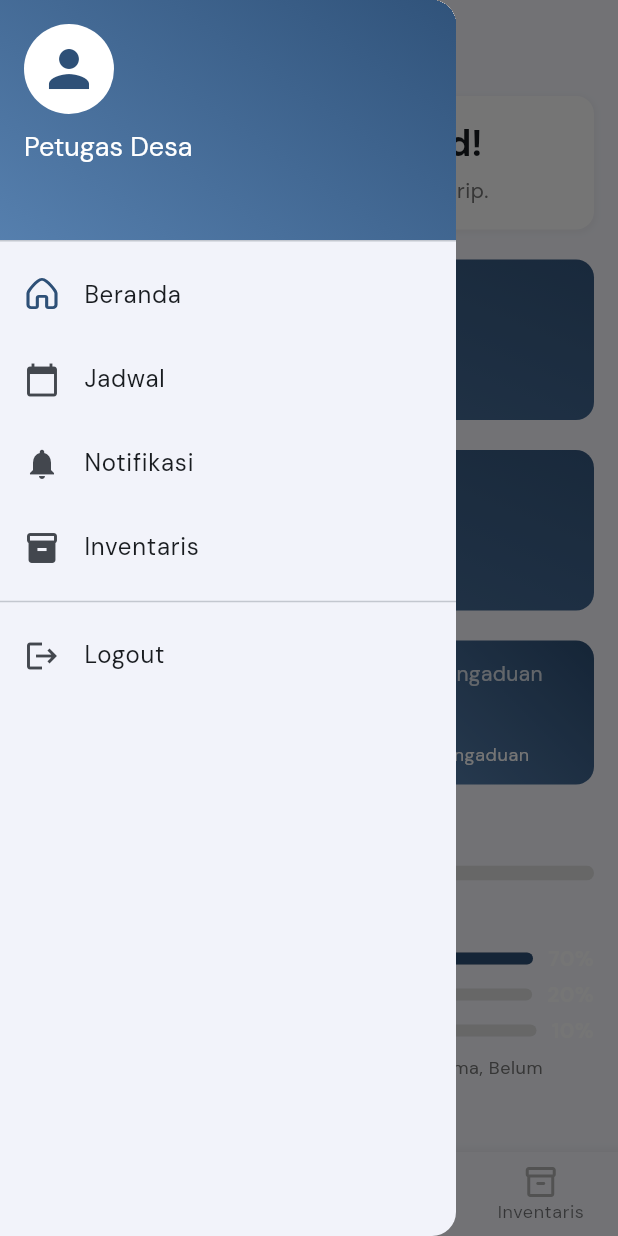
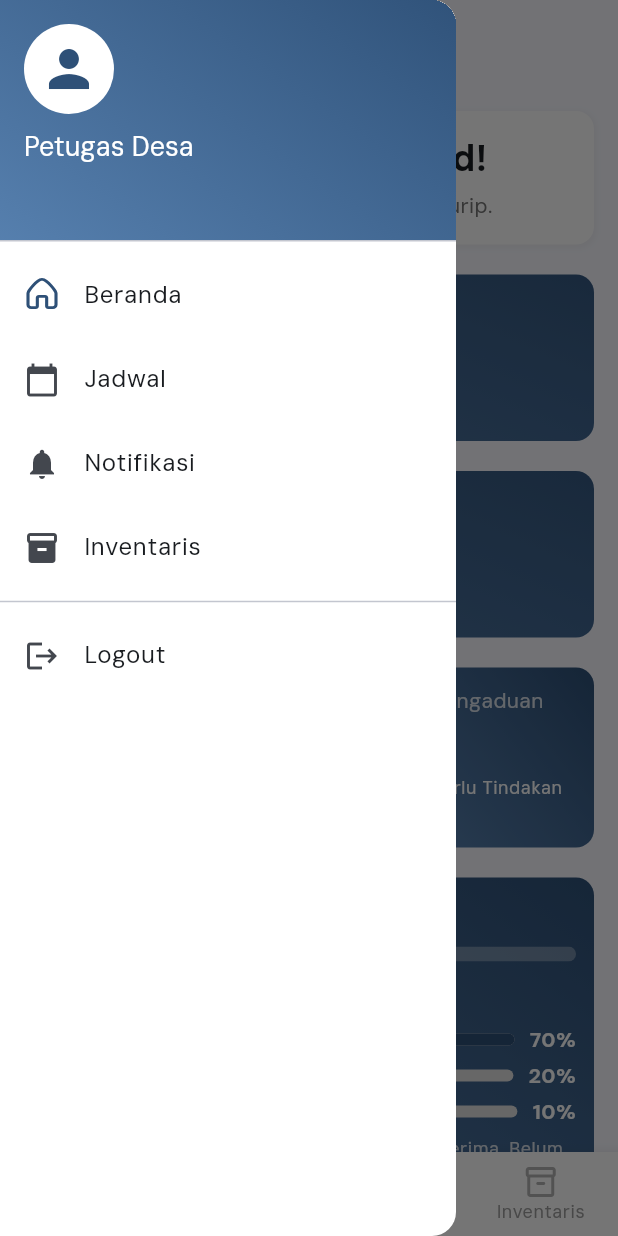
Before and after one commit to Khafidhfuadi/penyaluran_app, a Flutter app: the PetugasDesaDashboardView screen opened by its route, after a tap on the "menu" icon, on a phone screen of 412 x 824 dp. Run offline on Flutter 3.47's test engine with Material 3 defaults, Android fonts, the light colour scheme and no system bars; our stand-ins replace flutter_spinkit, flutter_svg, get, supabase_flutter; accounts and stored records are empty.

Commit message:
Perbarui tema dan styling dashboard dengan komponen kustom
- Tambahkan tema aplikasi di AppTheme
- Ganti font default dengan DM Sans dari aset
- Buat komponen kustom seperti StatisticCard, NavigationButton, dan StatusPill
- Perbarui desain drawer, bottom navigation, dan elemen dashboard
- Gunakan gradient dan warna tema yang konsisten
- Sederhanakan struktur kode dan styling

```diff
--- a/lib/app/modules/dashboard/controllers/dashboard_controller.dart
+++ b/lib/app/modules/dashboard/controllers/dashboard_controller.dart
@@ -9,6 +9,9 @@ class DashboardController extends GetxController {
 
   final RxBool isLoading = false.obs;
   final Rx<Map<String, dynamic>?> roleData = Rx<Map<String, dynamic>?>(null);
+
+  // Indeks kategori yang dipilih untuk filter
+  final RxInt selectedCategoryIndex = 0.obs;
 
   UserModel? get user => _authController.user;
   String get role => user?.role ?? 'WARGA';
--- a/lib/app/modules/dashboard/views/petugas_desa_dashboard_view.dart
+++ b/lib/app/modules/dashboard/views/petugas_desa_dashboard_view.dart
@@ -2,22 +2,20 @@ import 'package:flutter/material.dart';
 import 'package:flutter_svg/flutter_svg.dart';
 import 'package:get/get.dart';
 import 'package:penyaluran_app/app/modules/dashboard/controllers/dashboard_controller.dart';
-import 'package:google_fonts/google_fonts.dart';
+import 'package:penyaluran_app/app/theme/app_theme.dart';
+import 'package:penyaluran_app/app/widgets/navigation_button.dart';
+import 'package:penyaluran_app/app/widgets/statistic_card.dart';
+import 'package:penyaluran_app/app/widgets/status_pill.dart';
 
 class PetugasDesaDashboardView extends GetView<DashboardController> {
   const PetugasDesaDashboardView({super.key});
 
   @override
   Widget build(BuildContext context) {
-    final TextTheme textTheme =
-        GoogleFonts.dmSansTextTheme(Theme.of(context).textTheme);
     final GlobalKey<ScaffoldState> scaffoldKey = GlobalKey<ScaffoldState>();
+    final textTheme = Theme.of(context).textTheme;
 
-    return Theme(
-      data: Theme.of(context).copyWith(
-        textTheme: textTheme,
-      ),
-      child: Scaffold(
+    return Scaffold(
       key: scaffoldKey,
       drawer: Drawer(
         child: ListView(
@@ -25,12 +23,7 @@ class PetugasDesaDashboardView extends GetView<DashboardController> {
           children: [
             DrawerHeader(
               decoration: const BoxDecoration(
-                  gradient: LinearGradient(
-                    begin: Alignment.topLeft,
-                    end: Alignment.bottomRight,
-                    colors: [Color(0xFF2E5077), Color(0xFF5882B1)],
-                    transform: GradientRotation(96.93 * 3.14159 / 180),
-                  ),
+                gradient: AppTheme.primaryGradient,
               ),
               child: Column(
                 crossAxisAlignment: CrossAxisAlignment.start,
@@ -41,7 +34,7 @@ class PetugasDesaDashboardView extends GetView<DashboardController> {
                     child: Icon(
                       Icons.person,
                       size: 40,
-                        color: Color(0xFF2E5077),
+                      color: AppTheme.primaryColor,
                     ),
                   ),
                   const SizedBox(height: 10),
@@ -117,13 +110,16 @@ class PetugasDesaDashboardView extends GetView<DashboardController> {
               return Column(
                 crossAxisAlignment: CrossAxisAlignment.start,
                 children: [
-                    // add drawer button
                   IconButton(
                     onPressed: () => scaffoldKey.currentState?.openDrawer(),
                     icon: const Icon(Icons.menu),
                   ),
+
+                  const SizedBox(height: 10),
+
                   // Header dengan greeting
                   _buildGreetingHeader(textTheme),
+
                   const SizedBox(height: 20),
 
                   // Jadwal penyaluran hari ini
@@ -207,7 +203,6 @@ class PetugasDesaDashboardView extends GetView<DashboardController> {
           ),
         ],
       ),
-      ),
     );
   }
 
@@ -261,12 +256,7 @@ class PetugasDesaDashboardView extends GetView<DashboardController> {
       width: double.infinity,
       padding: const EdgeInsets.all(16),
       decoration: BoxDecoration(
-        gradient: const LinearGradient(
-          begin: Alignment.topLeft,
-          end: Alignment.bottomRight,
-          colors: [Color(0xFF2E5077), Color(0xFF5882B1)],
-          transform: GradientRotation(96.93 * 3.14159 / 180),
-        ),
+        gradient: AppTheme.primaryGradient,
         borderRadius: BorderRadius.circular(12),
       ),
       child: Column(
@@ -288,7 +278,7 @@ class PetugasDesaDashboardView extends GetView<DashboardController> {
               color: Colors.white,
             ),
           ),
-          const SizedBox(height: 4),
+          const SizedBox(height: 8),
           Text(
             dateTime,
             style: textTheme.bodyMedium?.copyWith(
@@ -305,67 +295,44 @@ class PetugasDesaDashboardView extends GetView<DashboardController> {
     return Row(
       children: [
         Expanded(
-          child: _buildStatCard('Penitipan', '3', 'Konfirmasi', textTheme),
+          child: StatisticCard(
+            title: 'Penitipan',
+            count: '3',
+            subtitle: 'Perlu Konfirmasi',
+            height: 120,
+          ),
         ),
         const SizedBox(width: 10),
         Expanded(
-          child: _buildStatCard('Penjadwalan', '1', 'Pengajuan', textTheme),
+          child: StatisticCard(
+            title: 'Penjadwalan',
+            count: '1',
+            subtitle: 'Perlu Konfirmasi',
+            height: 120,
+          ),
         ),
         const SizedBox(width: 10),
         Expanded(
-          child: _buildStatCard('Pengaduan', '1', 'Pengaduan', textTheme),
+          child: StatisticCard(
+            title: 'Pengaduan',
+            count: '1',
+            subtitle: 'Perlu Tindakan',
+            height: 120,
+          ),
         ),
       ],
     );
   }
 
-  Widget _buildStatCard(
-      String title, String count, String subtitle, TextTheme textTheme) {
+  Widget _buildProgressSection(TextTheme textTheme) {
     return Container(
       width: double.infinity,
       padding: const EdgeInsets.all(12),
       decoration: BoxDecoration(
-        gradient: const LinearGradient(
-          begin: Alignment.topLeft,
-          end: Alignment.bottomRight,
-          colors: [Color(0xFF2E5077), Color(0xFF5882B1)],
-          transform: GradientRotation(96.93 * 3.14159 / 180),
-        ),
+        gradient: AppTheme.primaryGradient,
         borderRadius: BorderRadius.circular(12),
       ),
       child: Column(
-        crossAxisAlignment: CrossAxisAlignment.start,
-        children: [
-          Text(
-            title,
-            style: textTheme.bodyMedium?.copyWith(
-              fontSize: 14,
-              color: Colors.white.withAlpha(204), // 0.8 * 255 ≈ 204
-            ),
-          ),
-          Text(
-            count,
-            style: textTheme.headlineSmall?.copyWith(
-              fontSize: 24,
-              fontWeight: FontWeight.bold,
-              color: Colors.white,
-            ),
-          ),
-          const SizedBox(height: 4),
-          Text(
-            subtitle,
-            style: textTheme.bodySmall?.copyWith(
-              fontSize: 12,
-              color: Colors.white,
-            ),
-          ),
-        ],
-      ),
-    );
-  }
-
-  Widget _buildProgressSection(TextTheme textTheme) {
-    return Column(
         crossAxisAlignment: CrossAxisAlignment.start,
         children: [
           Text(
@@ -373,6 +340,7 @@ class PetugasDesaDashboardView extends GetView<DashboardController> {
             style: textTheme.titleMedium?.copyWith(
               fontSize: 16,
               fontWeight: FontWeight.bold,
+              color: Colors.white,
             ),
           ),
           const SizedBox(height: 10),
@@ -381,8 +349,8 @@ class PetugasDesaDashboardView extends GetView<DashboardController> {
             child: LinearProgressIndicator(
               value: 0.7,
               minHeight: 10,
-            backgroundColor: Colors.grey[300],
-            valueColor: const AlwaysStoppedAnimation<Color>(Color(0xFF2E5077)),
+              backgroundColor: Colors.white.withOpacity(0.3),
+              valueColor: const AlwaysStoppedAnimation<Color>(Colors.white),
             ),
           ),
           const SizedBox(height: 10),
@@ -391,7 +359,7 @@ class PetugasDesaDashboardView extends GetView<DashboardController> {
             style: textTheme.bodyMedium?.copyWith(
               fontSize: 14,
               fontWeight: FontWeight.bold,
-            color: const Color(0xFF2E5077),
+              color: Colors.white,
             ),
           ),
           const SizedBox(height: 10),
@@ -403,10 +371,11 @@ class PetugasDesaDashboardView extends GetView<DashboardController> {
             'Total : 100 Penerima, Telah Disalurkan : 70 Penerima, Belum Disalurkan : 30',
             style: textTheme.bodySmall?.copyWith(
               fontSize: 12,
-            color: Colors.grey[600],
+              color: Colors.white.withOpacity(0.8),
             ),
           ),
         ],
+      ),
     );
   }
 
@@ -442,7 +411,7 @@ class PetugasDesaDashboardView extends GetView<DashboardController> {
                       0.7 *
                       (value / 100),
                   decoration: BoxDecoration(
-                    color: const Color(0xFF2E5077),
+                    color: AppTheme.primaryColor,
                     borderRadius: BorderRadius.circular(4),
                   ),
                 ),
@@ -504,20 +473,11 @@ class PetugasDesaDashboardView extends GetView<DashboardController> {
             ),
             TextButton(
               onPressed: () {},
-              child: Row(
-                children: [
-                  Text(
+              child: Text(
                 'Lihat Semua',
                 style: textTheme.bodyMedium?.copyWith(
-                      color: const Color(0xFF2E5077),
+                  color: AppTheme.primaryColor,
                 ),
-                  ),
-                  Icon(
-                    Icons.chevron_right,
-                    size: 16,
-                    color: const Color(0xFF2E5077),
-                  ),
-                ],
               ),
             ),
           ],
@@ -535,33 +495,26 @@ class PetugasDesaDashboardView extends GetView<DashboardController> {
       width: double.infinity,
       margin: const EdgeInsets.only(bottom: 10),
       decoration: BoxDecoration(
-        color: Colors.white,
+        gradient: AppTheme.primaryGradient,
         borderRadius: BorderRadius.circular(12),
-        boxShadow: [
-          BoxShadow(
-            color: Colors.grey.withAlpha(26), // 0.1 * 255 ≈ 26
-            spreadRadius: 1,
-            blurRadius: 3,
-            offset: const Offset(0, 1),
-          ),
-        ],
       ),
       child: ListTile(
         title: Text(
           name,
           style: textTheme.titleMedium?.copyWith(
             fontWeight: FontWeight.bold,
+            color: Colors.white,
           ),
         ),
         subtitle: Text(
           id,
-          style: textTheme.bodyMedium,
+          style: textTheme.bodyMedium?.copyWith(
+            color: Colors.white,
           ),
-        trailing: IconButton(
-          icon: const Icon(
-            Icons.chevron_right,
-            color: Colors.grey,
         ),
+        trailing: NavigationButton(
+          label: 'Detail',
+          icon: Icons.arrow_forward_ios,
           onPressed: () {},
         ),
       ),
@@ -615,13 +568,13 @@ class PetugasDesaDashboardView extends GetView<DashboardController> {
                   Text(
                     'Lihat Semua',
                     style: textTheme.bodyMedium?.copyWith(
-                      color: const Color(0xFF2E5077),
+                      color: AppTheme.primaryColor,
                     ),
                   ),
                   Icon(
                     Icons.chevron_right,
                     size: 16,
-                    color: const Color(0xFF2E5077),
+                    color: AppTheme.primaryColor,
                   ),
                 ],
               ),
@@ -645,53 +598,33 @@ class PetugasDesaDashboardView extends GetView<DashboardController> {
       width: double.infinity,
       margin: const EdgeInsets.only(bottom: 10),
       decoration: BoxDecoration(
-        color: Colors.white,
+        gradient: AppTheme.primaryGradient,
         borderRadius: BorderRadius.circular(12),
-        boxShadow: [
-          BoxShadow(
-            color: Colors.grey.withAlpha(26), // 0.1 * 255 ≈ 26
-            spreadRadius: 1,
-            blurRadius: 3,
-            offset: const Offset(0, 1),
-          ),
-        ],
       ),
       child: ListTile(
-        title: Text(
+        title: Row(
+          children: [
+            Text(
               title,
               style: textTheme.titleMedium?.copyWith(
                 fontWeight: FontWeight.bold,
+                color: Colors.white,
               ),
+            ),
+            const SizedBox(width: 8),
+            StatusPill(status: status, backgroundColor: AppTheme.verifiedColor),
+          ],
         ),
         subtitle: Text(
           subtitle,
-          style: textTheme.bodyMedium,
-        ),
-        trailing: Row(
-          mainAxisSize: MainAxisSize.min,
-          children: [
-            Container(
-              padding: const EdgeInsets.symmetric(horizontal: 8, vertical: 4),
-              decoration: BoxDecoration(
-                color: Colors.green.withAlpha(26), // 0.1 * 255 ≈ 26
-                borderRadius: BorderRadius.circular(12),
-              ),
-              child: Text(
-                status,
-                style: textTheme.bodySmall?.copyWith(
-                  color: Colors.green,
-                  fontSize: 12,
+          style: textTheme.bodyMedium?.copyWith(
+            color: Colors.white,
           ),
         ),
-            ),
-            IconButton(
-              icon: const Icon(
-                Icons.chevron_right,
-                color: Colors.grey,
-              ),
+        trailing: NavigationButton(
+          label: 'Detail',
+          icon: Icons.arrow_forward_ios,
           onPressed: () {},
-            ),
-          ],
         ),
       ),
     );
--- /dev/null
+++ b/lib/app/theme/app_theme.dart
@@ -0,0 +1,190 @@
+import 'package:flutter/material.dart';
+
+class AppTheme {
+  // Warna utama aplikasi
+  static const Color primaryColor = Color(0xFF2E5077);
+  static const Color secondaryColor = Color(0xFF5882B1);
+  static const Color accentColor = Color(0xFF4A6D8C);
+
+  // Warna untuk status
+  static const Color verifiedColor = Color(0xFFACF1C8);
+  static const Color processedColor = Color(0xFFF1C8AC);
+  static const Color rejectedColor = Color(0xFFF1ACAC);
+  static const Color scheduledColor = Color(0xFF2E5077);
+  static const Color completedColor = Color(0xFF6750A4);
+
+  static const Color successColor = Colors.green;
+  static const Color warningColor = Colors.orange;
+  static const Color errorColor = Colors.red;
+  static const Color infoColor = Colors.blue;
+
+  // Gradient utama aplikasi
+  static const LinearGradient primaryGradient = LinearGradient(
+    begin: Alignment.topLeft,
+    end: Alignment.bottomRight,
+    colors: [Color(0xFF2E5077), Color(0xFF5882B1)],
+    transform: GradientRotation(96.93 * 3.14159 / 180),
+  );
+
+  // Tema terang
+  static ThemeData lightTheme = ThemeData(
+    useMaterial3: true,
+    fontFamily: 'DMSans',
+
+    // Skema warna
+    colorScheme: ColorScheme.fromSeed(
+      seedColor: primaryColor,
+      primary: primaryColor,
+      secondary: secondaryColor,
+    ),
+
+    // AppBar
+    appBarTheme: const AppBarTheme(
+      backgroundColor: Colors.white,
+      foregroundColor: primaryColor,
+      elevation: 0,
+      centerTitle: true,
+      iconTheme: IconThemeData(color: primaryColor),
+    ),
+
+    // Tombol
+    elevatedButtonTheme: ElevatedButtonThemeData(
+      style: ElevatedButton.styleFrom(
+        backgroundColor: primaryColor,
+        foregroundColor: Colors.white,
+        padding: const EdgeInsets.symmetric(vertical: 15),
+        shape: RoundedRectangleBorder(
+          borderRadius: BorderRadius.circular(10),
+        ),
+      ),
+    ),
+
+    outlinedButtonTheme: OutlinedButtonThemeData(
+      style: OutlinedButton.styleFrom(
+        foregroundColor: primaryColor,
+        side: const BorderSide(color: primaryColor),
+        padding: const EdgeInsets.symmetric(vertical: 15),
+        shape: RoundedRectangleBorder(
+          borderRadius: BorderRadius.circular(10),
+        ),
+      ),
+    ),
+
+    // Input
+    inputDecorationTheme: InputDecorationTheme(
+      border: OutlineInputBorder(
+        borderRadius: BorderRadius.circular(10),
+      ),
+      focusedBorder: OutlineInputBorder(
+        borderRadius: BorderRadius.circular(10),
+        borderSide: const BorderSide(color: primaryColor, width: 2),
+      ),
+      prefixIconColor: primaryColor,
+      floatingLabelStyle: const TextStyle(color: primaryColor),
+    ),
+
+    // Card
+    cardTheme: CardTheme(
+      elevation: 2,
+      shape: RoundedRectangleBorder(
+        borderRadius: BorderRadius.circular(12),
+      ),
+    ),
+
+    // Drawer
+    drawerTheme: const DrawerThemeData(
+      backgroundColor: Colors.white,
+    ),
+
+    // Bottom Navigation Bar
+    bottomNavigationBarTheme: const BottomNavigationBarThemeData(
+      backgroundColor: Colors.white,
+      selectedItemColor: primaryColor,
+      unselectedItemColor: Colors.grey,
+      type: BottomNavigationBarType.fixed,
+      elevation: 8,
+    ),
+  );
+
+  // Tema gelap (jika diperlukan)
+  static ThemeData darkTheme = ThemeData(
+    useMaterial3: true,
+    fontFamily: 'DMSans',
+    brightness: Brightness.dark,
+
+    // Skema warna
+    colorScheme: ColorScheme.fromSeed(
+      seedColor: primaryColor,
+      primary: primaryColor,
+      secondary: secondaryColor,
+      brightness: Brightness.dark,
+    ),
+
+    // AppBar
+    appBarTheme: const AppBarTheme(
+      backgroundColor: Color(0xFF1E1E1E),
+      foregroundColor: Colors.white,
+      elevation: 0,
+      centerTitle: true,
+      iconTheme: IconThemeData(color: Colors.white),
+    ),
+
+    // Tombol
+    elevatedButtonTheme: ElevatedButtonThemeData(
+      style: ElevatedButton.styleFrom(
+        backgroundColor: primaryColor,
+        foregroundColor: Colors.white,
+        padding: const EdgeInsets.symmetric(vertical: 15),
+        shape: RoundedRectangleBorder(
+          borderRadius: BorderRadius.circular(10),
+        ),
+      ),
+    ),
+
+    outlinedButtonTheme: OutlinedButtonThemeData(
+      style: OutlinedButton.styleFrom(
+        foregroundColor: Colors.white,
+        side: const BorderSide(color: Colors.white),
+        padding: const EdgeInsets.symmetric(vertical: 15),
+        shape: RoundedRectangleBorder(
+          borderRadius: BorderRadius.circular(10),
+        ),
+      ),
+    ),
+
+    // Input
+    inputDecorationTheme: InputDecorationTheme(
+      border: OutlineInputBorder(
+        borderRadius: BorderRadius.circular(10),
+      ),
+      focusedBorder: OutlineInputBorder(
+        borderRadius: BorderRadius.circular(10),
+        borderSide: const BorderSide(color: secondaryColor, width: 2),
+      ),
+      prefixIconColor: secondaryColor,
+      floatingLabelStyle: const TextStyle(color: secondaryColor),
+    ),
+
+    // Card
+    cardTheme: CardTheme(
+      elevation: 2,
+      shape: RoundedRectangleBorder(
+        borderRadius: BorderRadius.circular(12),
+      ),
+    ),
+
+    // Drawer
+    drawerTheme: const DrawerThemeData(
+      backgroundColor: Color(0xFF1E1E1E),
+    ),
+
+    // Bottom Navigation Bar
+    bottomNavigationBarTheme: const BottomNavigationBarThemeData(
+      backgroundColor: Color(0xFF1E1E1E),
+      selectedItemColor: secondaryColor,
+      unselectedItemColor: Colors.grey,
+      type: BottomNavigationBarType.fixed,
+      elevation: 8,
+    ),
+  );
+}
--- /dev/null
+++ b/lib/app/widgets/navigation_button.dart
@@ -0,0 +1,80 @@
+import 'package:flutter/material.dart';
+import 'package:penyaluran_app/app/theme/app_theme.dart';
+
+class NavigationButton extends StatelessWidget {
+  final String label;
+  final IconData? icon;
+  final Widget? iconWidget;
+  final VoidCallback onPressed;
+
+  const NavigationButton({
+    Key? key,
+    required this.label,
+    this.icon,
+    this.iconWidget,
+    required this.onPressed,
+  })  : assert(icon != null || iconWidget != null,
+            'Either icon or iconWidget must be provided'),
+        super(key: key);
+
+  @override
+  Widget build(BuildContext context) {
+    final textTheme = Theme.of(context).textTheme;
+
+    return ConstrainedBox(
+      constraints: BoxConstraints(minWidth: 70), // Set a minimum width
+      child: GestureDetector(
+        onTap: onPressed,
+        child: Container(
+          padding: const EdgeInsets.symmetric(horizontal: 6, vertical: 4),
+          decoration: BoxDecoration(
+            color: AppTheme.primaryColor,
+            borderRadius: BorderRadius.circular(8),
+          ),
+          child: Row(
+            mainAxisSize:
+                MainAxisSize.min, // Important for preventing layout issues
+            mainAxisAlignment: MainAxisAlignment.center,
+            children: [
+              Text(
+                label,
+                style: textTheme.bodySmall?.copyWith(
+                  fontSize: 10,
+                  fontWeight: FontWeight.w500,
+                  color: Color(0xFFAFF8FF),
+                ),
+              ),
+              const SizedBox(width: 4),
+              if (icon != null)
+                Icon(
+                  icon,
+                  size: 12,
+                  color: Color(0xFFAFF8FF),
+                )
+              else if (iconWidget != null)
+                SizedBox(
+                  width: 12,
+                  height: 12,
+                  child: iconWidget,
+                ),
+            ],
+          ),
+        ),
+      ),
+    );
+  }
+}
+
+// Data class for navigation button
+class NavigationButtonData {
+  final String label;
+  final IconData? icon;
+  final Widget? iconWidget;
+
+  NavigationButtonData({
+    required this.label,
+    this.icon,
+    this.iconWidget,
+  }) : assert(icon != null || iconWidget != null,
+            'Either icon or iconWidget must be provided');
+}
--- /dev/null
+++ b/lib/app/widgets/statistic_card.dart
@@ -0,0 +1,61 @@
+import 'package:flutter/material.dart';
+import '../theme/app_theme.dart';
+
+class StatisticCard extends StatelessWidget {
+  final String title;
+  final String count;
+  final String subtitle;
+  final double height;
+
+  const StatisticCard({
+    Key? key,
+    required this.title,
+    required this.count,
+    required this.subtitle,
+    required this.height,
+  }) : super(key: key);
+
+  @override
+  Widget build(BuildContext context) {
+    final textTheme = Theme.of(context).textTheme;
+
+    return Container(
+      width: double.infinity,
+      height: height,
+      padding: const EdgeInsets.all(12),
+      decoration: BoxDecoration(
+        gradient: AppTheme.primaryGradient,
+        borderRadius: BorderRadius.circular(12),
+      ),
+      child: Column(
+        crossAxisAlignment: CrossAxisAlignment.start,
+        children: [
+          Text(
+            title,
+            style: textTheme.bodyMedium?.copyWith(
+              fontSize: 14,
+              color: Colors.white.withAlpha(204), // 0.8 * 255 ≈ 204
+            ),
+          ),
+          const SizedBox(height: 4),
+          Text(
+            count,
+            style: textTheme.headlineSmall?.copyWith(
+              fontSize: 24,
+              fontWeight: FontWeight.bold,
+              color: Colors.white,
+            ),
+          ),
+          const SizedBox(height: 4),
+          Text(
+            subtitle,
+            style: textTheme.bodySmall?.copyWith(
+              fontSize: 12,
+              color: Colors.white,
+            ),
+          ),
+        ],
+      ),
+    );
+  }
+}
--- /dev/null
+++ b/lib/app/widgets/status_pill.dart
@@ -0,0 +1,35 @@
+import 'package:flutter/material.dart';
+import 'package:penyaluran_app/app/theme/app_theme.dart';
+
+class StatusPill extends StatelessWidget {
+  final String status;
+  final Color? backgroundColor;
+  final TextStyle? textStyle;
+
+  const StatusPill({
+    super.key,
+    required this.status,
+    this.backgroundColor,
+    this.textStyle,
+  });
+
+  @override
+  Widget build(BuildContext context) {
+    final textTheme = Theme.of(context).textTheme;
+
+    return Container(
+      padding: const EdgeInsets.symmetric(horizontal: 10, vertical: 2),
+      decoration: BoxDecoration(
+        color: backgroundColor ?? AppTheme.verifiedColor,
+        borderRadius: BorderRadius.circular(12),
+      ),
+      child: Text(
+        status,
+        style: textStyle ??
+            textTheme.bodySmall?.copyWith(
+              fontSize: 10,
+            ),
+      ),
+    );
+  }
+}
--- a/lib/main.dart
+++ b/lib/main.dart
@@ -2,6 +2,7 @@ import 'package:flutter/material.dart';
 import 'package:get/get.dart';
 import 'package:penyaluran_app/app/routes/app_pages.dart';
 import 'package:penyaluran_app/app/services/supabase_service.dart';
+import 'package:penyaluran_app/app/theme/app_theme.dart';
 
 void main() async {
   WidgetsFlutterBinding.ensureInitialized();
@@ -24,10 +25,9 @@ class MyApp extends StatelessWidget {
   Widget build(BuildContext context) {
     return GetMaterialApp(
       title: 'Penyaluran App',
-      theme: ThemeData(
-        colorScheme: ColorScheme.fromSeed(seedColor: Colors.blue),
-        useMaterial3: true,
-      ),
+      theme: AppTheme.lightTheme,
+      darkTheme: AppTheme.darkTheme,
+      themeMode: ThemeMode.light, // Default ke tema terang
       debugShowCheckedModeBanner: false,
       initialRoute: AppPages.initial,
       getPages: AppPages.routes,
```
Also changed, not shown: pubspec.yaml (+6 -6 lines), assets/font/DMSans-Italic-VariableFont_opsz,wght.ttf (added), assets/font/DMSans-VariableFont_opsz,wght.ttf (added). Lines whose indentation alone changed are shown as unchanged.
